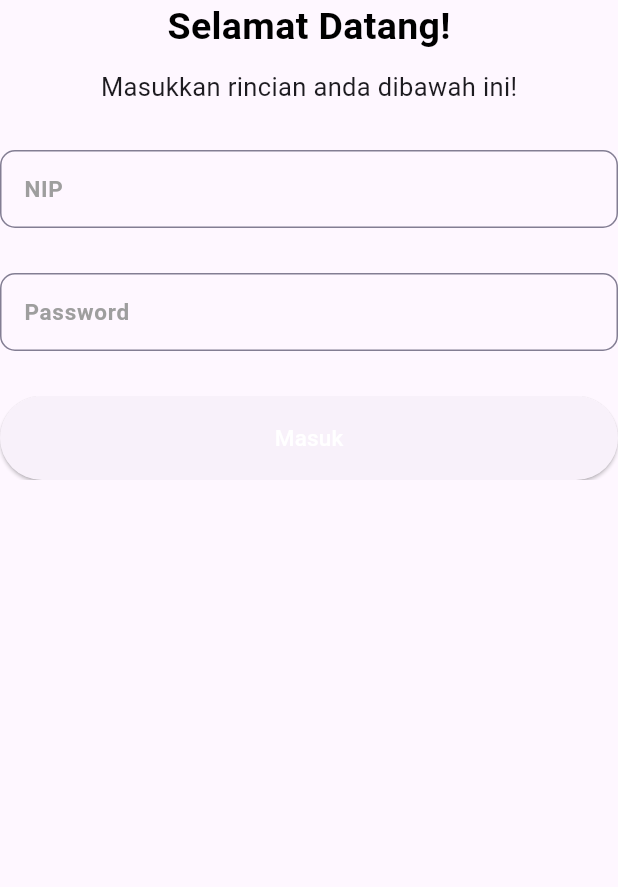
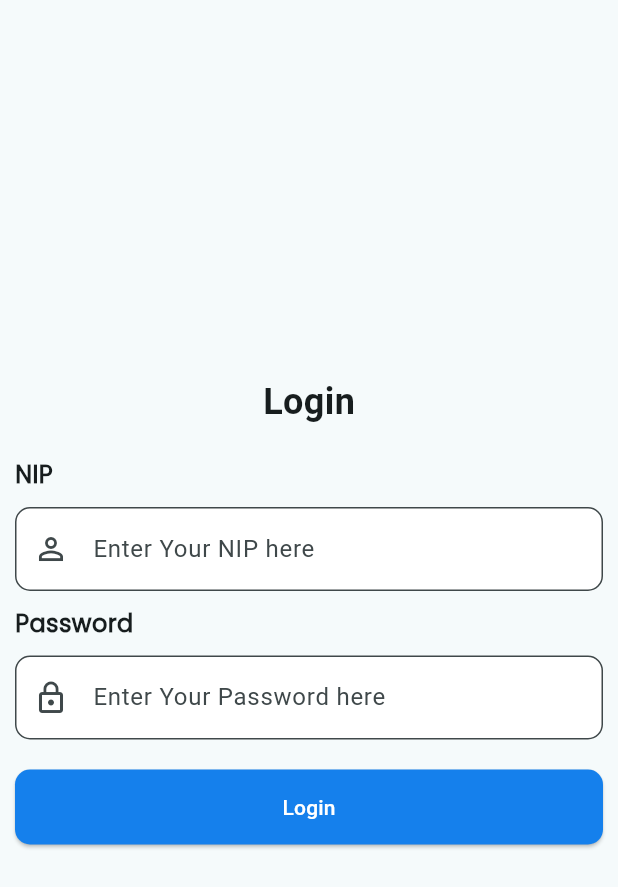
Before and after one commit to samuelsihotang1/attendance_project, a Flutter app: the screen it shows after launch, on a phone screen of 412 x 824 dp. Shown: the top 887 px of the screen. Run offline on Flutter 3.47's test engine with Material 3 defaults, Android fonts, the light colour scheme and no system bars; our stand-ins replace shared_preferences.

Commit message:
ui login page

```diff
--- a/mobile/lib/main.dart
+++ b/mobile/lib/main.dart
@@ -14,7 +14,7 @@ class MyApp extends StatelessWidget {
       debugShowCheckedModeBanner: false,
       title: 'Flutter Demo',
       theme: ThemeData(
-        colorScheme: ColorScheme.fromSeed(seedColor: Colors.deepPurple),
+        colorScheme: ColorScheme.fromSeed(seedColor: Colors.white),
         useMaterial3: true,
       ),
       home: const LoginScreen(),
--- a/mobile/lib/screen/login_screen.dart
+++ b/mobile/lib/screen/login_screen.dart
@@ -1,6 +1,8 @@
 import 'package:flutter/cupertino.dart';
 import 'package:flutter/material.dart';
 import 'package:mobile/service/api_service.dart';
+
+import '../style/color.dart';
 
 class LoginScreen extends StatefulWidget {
   const LoginScreen({super.key});
@@ -15,154 +17,155 @@ class _LoginScreenState extends State<LoginScreen> {
 
   final ApiService apiService = ApiService();
 
+  final GlobalKey<FormState> _formKey = GlobalKey<FormState>();
+
+  @override
+  void initState() {
+    super.initState();
+    _nipController.addListener(_validateForm);
+    _passwordController.addListener(_validateForm);
+  }
+
+  @override
+  void dispose() {
+    _nipController.removeListener(_validateForm);
+    _nipController.dispose();
+    _passwordController.removeListener(_validateForm);
+    _passwordController.dispose();
+    super.dispose();
+  }
+
+  void _validateForm() {
+    if (_formKey.currentState != null) {
+      _formKey.currentState!.validate();
+    }
+  }
+
   @override
   Widget build(BuildContext context) {
     return Scaffold(
-      body: Center(
+      body: Column(
+        mainAxisAlignment: MainAxisAlignment.center,
+        crossAxisAlignment: CrossAxisAlignment.center,
+        children: [
+          const Text(
+            'Login',
+            style: TextStyle(
+              fontSize: 24,
+              fontWeight: FontWeight.bold,
+            ),
+          ),
+          Form(
+            key: _formKey,
+            child: Container(
+              padding: const EdgeInsets.all(10),
               child: Column(
+                crossAxisAlignment: CrossAxisAlignment.start,
                 children: [
-            const Text("Selamat Datang!", style: TextStyle(
-              color: Colors.black,
-              fontSize: 25,
-              fontWeight: FontWeight.w600,
-            ),),
-            const SizedBox(height: 10,),
-            const Text("Masukkan rincian anda dibawah ini!", style: TextStyle(
-              fontSize: 17,
-              fontWeight: FontWeight.w400,
-            ),),
-            const SizedBox(height: 30,),
+                  const SizedBox(height: 10),
+                  const Text(
+                    'NIP',
+                    style: TextStyle(
+                      fontFamily: 'Poppins',
+                      fontSize: 16,
+                      fontWeight: FontWeight.bold,
+                    ),
+                  ),
+                  const SizedBox(height: 10),
                   TextFormField(
                     controller: _nipController,
-              style: const TextStyle(
-                color: Color(0xFF393939),
-                fontSize: 13,
-                fontFamily: 'Poppins',
-                fontWeight: FontWeight.w400,
+                    keyboardType: TextInputType.number,
+                    decoration: InputDecoration(
+                      hintText: 'Enter Your NIP here',
+                      prefixIcon: const Icon(Icons.person_outline),
+                      border: OutlineInputBorder(
+                        borderRadius: BorderRadius.circular(10),
                       ),
-              decoration: const InputDecoration(
-                labelText: 'NIP',
-                labelStyle: TextStyle(
-                  color: Colors.grey,
-                  fontSize: 15,
-                  fontFamily: 'Poppins',
-                  fontWeight: FontWeight.w600,
-                ),
-                enabledBorder: OutlineInputBorder(
-                  borderRadius: BorderRadius.all(Radius.circular(10)),
-                  borderSide: BorderSide(
-                    width: 1,
-                    color: Color(0xFF837E93),
-                  ),
-                ),
-                focusedBorder: OutlineInputBorder(
-                  borderRadius: BorderRadius.all(Radius.circular(10)),
-                  borderSide: BorderSide(
-                    width: 1,
-                    color: Color(0xFF9F7BFF),
-                  ),
-                ),
+                      filled: true,
+                      fillColor: Colors.white,
                     ),
                     validator: (value) {
                       if (value == null || value.isEmpty) {
-                  return 'Silakan masukkan nip';
+                        return 'Please enter your NIP';
                       }
                       return null;
                     },
                   ),
-            const SizedBox(height: 30,),
+                  const SizedBox(height: 10),
+                  const Text(
+                    'Password',
+                    style: TextStyle(
+                      fontFamily: 'Poppins',
+                      fontSize: 16,
+                      fontWeight: FontWeight.bold,
+                    ),
+                  ),
+                  const SizedBox(height: 10),
                   TextFormField(
                     controller: _passwordController,
-              style: const TextStyle(
-                color: Color(0xFF393939),
-                fontSize: 13,
-                fontFamily: 'Poppins',
-                fontWeight: FontWeight.w400,
+                    keyboardType: TextInputType.visiblePassword,
+                    obscureText: true,
+                    decoration: InputDecoration(
+                      hintText: 'Enter Your Password here',
+                      prefixIcon: const Icon(Icons.lock_outline),
+                      border: OutlineInputBorder(
+                        borderRadius: BorderRadius.circular(10),
                       ),
-              decoration: const InputDecoration(
-                labelText: 'Password',
-                labelStyle: TextStyle(
-                  color: Colors.grey,
-                  fontSize: 15,
-                  fontFamily: 'Poppins',
-                  fontWeight: FontWeight.w600,
-                ),
-                enabledBorder: OutlineInputBorder(
-                  borderRadius: BorderRadius.all(Radius.circular(10)),
-                  borderSide: BorderSide(
-                    width: 1,
-                    color: Color(0xFF837E93),
-                  ),
-                ),
-                focusedBorder: OutlineInputBorder(
-                  borderRadius: BorderRadius.all(Radius.circular(10)),
-                  borderSide: BorderSide(
-                    width: 1,
-                    color: Color(0xFF9F7BFF),
-                  ),
-                ),
+                      filled: true,
+                      fillColor: Colors.white,
                     ),
                     validator: (value) {
                       if (value == null || value.isEmpty) {
-                  return 'Silakan masukkan password';
+                        return 'Please enter your password';
                       }
                       return null;
                     },
                   ),
-            const SizedBox(height: 30,),
-            ClipRRect(
-              borderRadius: const BorderRadius.all(Radius.circular(5)),
-              child: SizedBox(
-                width: MediaQuery.sizeOf(context).width,
-                height: 56,
+                  const SizedBox(height: 20),
+                  SizedBox(
+                      width: double.infinity,
+                      height: 50,
                       child: ElevatedButton(
-                  onPressed: _login,
-                  child: const Text(
-                    'Masuk',
-                    style: TextStyle(
-                      color: Colors.white,
-                      fontSize: 15,
-                      fontFamily: 'Poppins',
-                      fontWeight: FontWeight.w500,
+                        style: ElevatedButton.styleFrom(
+                          foregroundColor: Colors.white, backgroundColor: AppColors.primaryColor,
+                          shape: RoundedRectangleBorder(
+                            borderRadius: BorderRadius.circular(10),
                           ),
                         ),
-                ),
-              ),
+                        onPressed: _login,
+                        child: const Text('Login'),
+                      )
                   ),
                 ],
               ),
             ),
+          )
+        ],
+      )
     );
   }
 
   void _login() async {
+    if (_formKey.currentState!.validate()) {
       String nip = _nipController.text;
       String password = _passwordController.text;
 
-    if(nip.isEmpty || password.isEmpty) {
-      ScaffoldMessenger.of(context).showSnackBar(const SnackBar(
-        content: Text('NIP dan password tidak boleh kosong'),
-        backgroundColor: Colors.red,
-      ));
-      return;
-    }
-
       try {
         final loginResponse = await apiService.login(nip, password);
-      if(loginResponse.success == true) {
-        print("Berhasil login");
-        print(loginResponse);
+        if (loginResponse.success) {
+          Navigator.pushReplacementNamed(context, '/home');
         } else {
           ScaffoldMessenger.of(context).showSnackBar(SnackBar(
             content: Text(loginResponse.message),
             backgroundColor: Colors.red,
           ));
         }
-    }catch(e) {
+      } catch (e) {
         ScaffoldMessenger.of(context).showSnackBar(SnackBar(
-        content: Text('Login gagal: $e'),
+          content: Text('Gagal Login $e'),
           backgroundColor: Colors.red,
         ));
       }
     }
   }
+}
--- a/mobile/lib/service/api_service.dart
+++ b/mobile/lib/service/api_service.dart
@@ -48,7 +48,7 @@ class ApiService {
 
       return loginResponse;
     }else {
-      throw Exception('Gagal login. Status code: ${response.statusCode}');
+      throw Exception('Status code: ${response.statusCode}');
     }
   }
 }
--- /dev/null
+++ b/mobile/lib/style/color.dart
@@ -0,0 +1,10 @@
+import 'dart:ui';
+
+class AppColors {
+  static const Color primaryColor = Color(0xFF1580EC);
+  static const Color secondaryColor = Color(0xFF03DAC6);
+  static const Color backgroundColor = Color(0xFFFFFFFF);
+  static const Color textColor = Color(0xFF000000);
+  static const Color errorColor = Color(0xFFB00020);
+  static const Color buttonColor = Color(0xFF6200EE);
+}
```
Also changed, not shown: mobile/pubspec.yaml (+7 -7 lines), mobile/assets/fonts/Outfit-Bold.ttf (added), mobile/assets/fonts/Poppins-Regular.ttf (added). Lines whose indentation alone changed are shown as unchanged.
